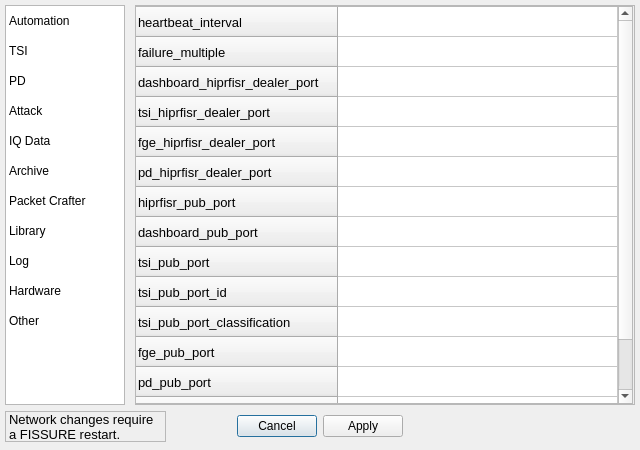
Qt form UI/options.ui (ainfosec/FISSURE) before a commit.
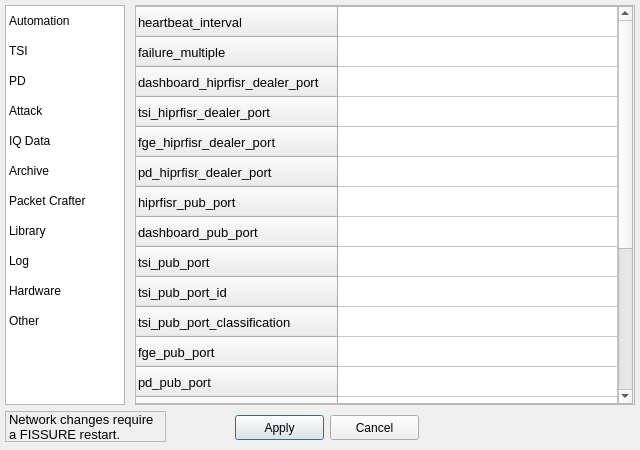
The same form after that commit. The open tabs and pages were chosen to show the change.

Diff of the .ui file:
```diff
--- a/UI/options.ui
+++ b/UI/options.ui
@@ -16,22 +16,6 @@
   <property name="windowTitle">
    <string>Options</string>
   </property>
-  <widget class="QDialogButtonBox" name="buttonBox">
-   <property name="geometry">
-    <rect>
-     <x>62</x>
-     <y>410</y>
-     <width>341</width>
-     <height>32</height>
-    </rect>
-   </property>
-   <property name="orientation">
-    <enum>Qt::Horizontal</enum>
-   </property>
-   <property name="standardButtons">
-    <set>QDialogButtonBox::Apply|QDialogButtonBox::Cancel</set>
-   </property>
-  </widget>
   <widget class="QListWidget" name="listWidget_options">
    <property name="geometry">
     <rect>
@@ -1148,6 +1132,66 @@
         </font>
        </property>
       </row>
+      <row>
+       <property name="text">
+        <string>color1</string>
+       </property>
+       <property name="font">
+        <font>
+         <pointsize>10</pointsize>
+        </font>
+       </property>
+      </row>
+      <row>
+       <property name="text">
+        <string>color2</string>
+       </property>
+       <property name="font">
+        <font>
+         <pointsize>10</pointsize>
+        </font>
+       </property>
+      </row>
+      <row>
+       <property name="text">
+        <string>color3</string>
+       </property>
+       <property name="font">
+        <font>
+         <pointsize>10</pointsize>
+        </font>
+       </property>
+      </row>
+      <row>
+       <property name="text">
+        <string>color4</string>
+       </property>
+       <property name="font">
+        <font>
+         <pointsize>10</pointsize>
+        </font>
+       </property>
+      </row>
+      <row>
+       <property name="text">
+        <string>color5</string>
+       </property>
+       <property name="font">
+        <font>
+         <pointsize>10</pointsize>
+        </font>
+       </property>
+      </row>
+      <row>
+       <property name="text">
+        <string>color_mode</string>
+       </property>
+       <property name="font">
+        <font>
+         <pointsize>10</pointsize>
+        </font>
+       </property>
+      </row>
       <column>
        <property name="text">
         <string/>
@@ -1224,6 +1268,32 @@
     <bool>true</bool>
    </property>
   </widget>
+  <widget class="QPushButton" name="pushButton_apply">
+   <property name="geometry">
+    <rect>
+     <x>235</x>
+     <y>415</y>
+     <width>89</width>
+     <height>25</height>
+    </rect>
+   </property>
+   <property name="text">
+    <string>Apply</string>
+   </property>
+  </widget>
+  <widget class="QPushButton" name="pushButton_cancel">
+   <property name="geometry">
+    <rect>
+     <x>330</x>
+     <y>415</y>
+     <width>89</width>
+     <height>25</height>
+    </rect>
+   </property>
+   <property name="text">
+    <string>Cancel</string>
+   </property>
+  </widget>
  </widget>
  <resources/>
  <connections>
```
Left out of the diff: 37 changed lines with no effect on the pictures.
